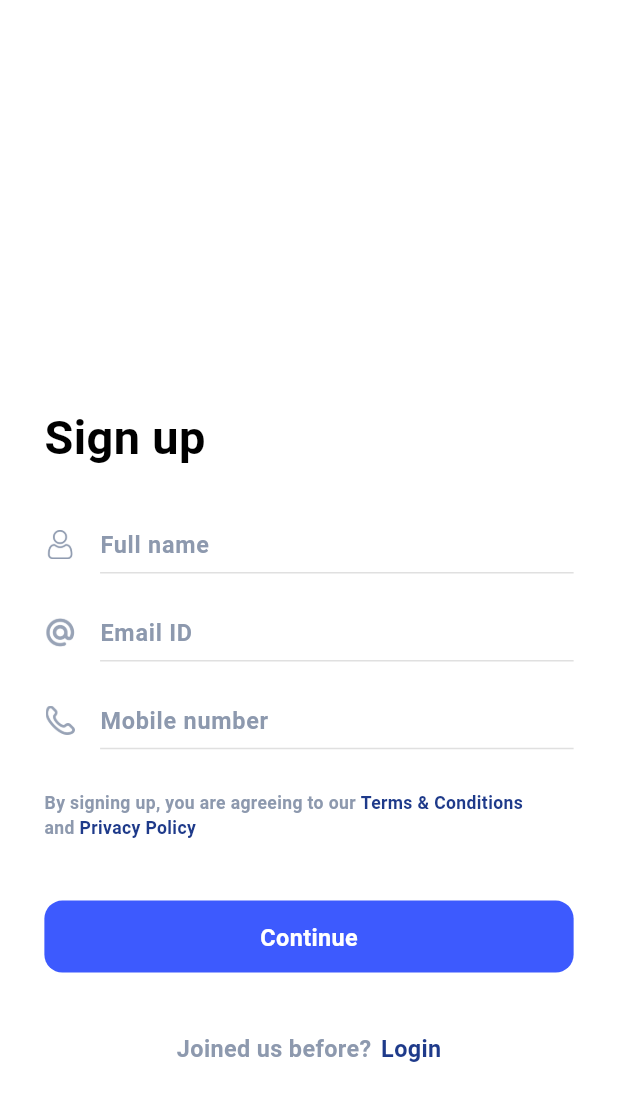
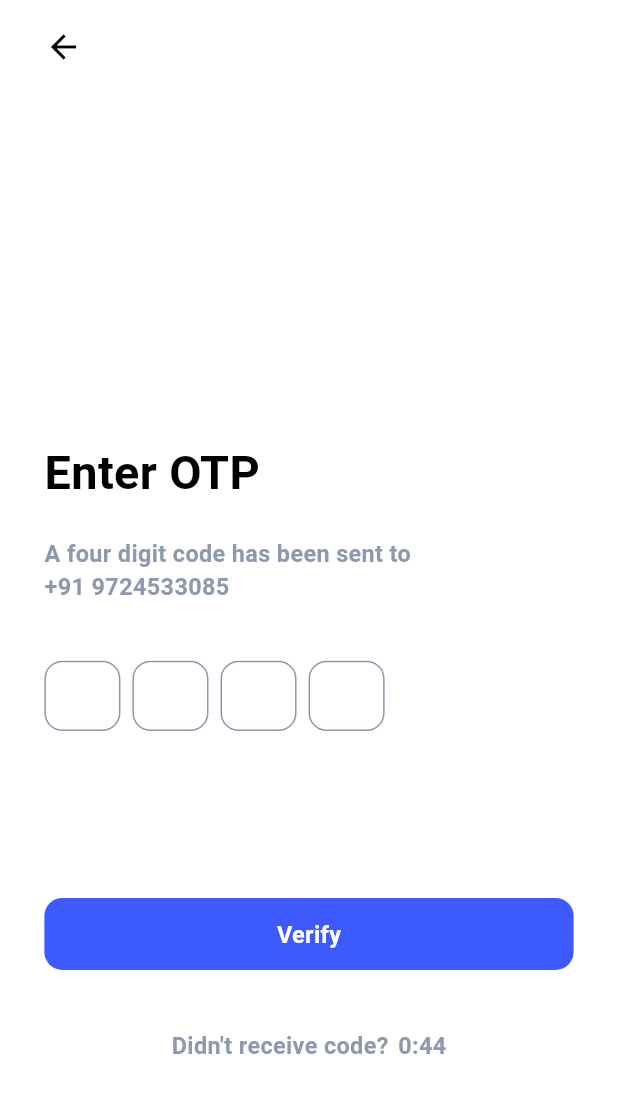
Before and after one commit to im-dpaul/ems, a Flutter app: the SignupScreen screen opened by its route, after a tap on "Continue", on a phone screen of 412 x 824 dp. Shown: the top 1101 px of the screen. Run offline on Flutter 3.47's test engine with Material 3 defaults, Android fonts, the phone set to English and light mode, and no system bars; drawn by our look-alikes of pinput; our stand-ins replace firebase_core, flutter_screenutil, shared_preferences; accounts and stored records are empty; Roboto replaces fonts that are missing (SF-Pro-Rounded).

Commit message:
OTP Screen UI

```diff
--- a/lib/core/constants/strings.dart
+++ b/lib/core/constants/strings.dart
@@ -5,6 +5,8 @@ class Strings {
   static const String and = "and";
   static const String login = "Login";
   static const String submit = "Submit";
+  static const String verify = "Verify";
+  static const String resend = "Resend";
   static const String signUp = "Sign up";
   static const String emailID = "Email ID";
   static const String password = "Password";
@@ -21,6 +23,7 @@ class Strings {
   static const String forgotPassword = "Forgot Password?";
   static const String termsConditions = "Terms & Conditions";
   static const String confirmPassword = "Confirm new Password";
+  static const String didntReceiveCode = "Didn't receive code?";
   static const String newToOrchestra = "New to ${Constants.appName}?";
   static const String codeSentMessage = "A four digit code has been sent to";
   static const String bySigningUp = "By signing up, you are agreeing to our ";
--- a/lib/core/routes/app_routes.dart
+++ b/lib/core/routes/app_routes.dart
@@ -1,5 +1,6 @@
 import 'package:flutter/material.dart';
 import 'package:orchestrate/features/authentication/views/login_screen.dart';
+import 'package:orchestrate/features/authentication/views/otp_screen.dart';
 import 'package:orchestrate/features/authentication/views/signup_screen.dart';
 import 'package:orchestrate/features/home/views/home_screen.dart';
 import 'package:orchestrate/features/splash/views/splash_screen.dart';
@@ -8,6 +9,7 @@ class AppRoutes {
   static const String splashScreen = '/splashScreen';
   static const String loginScreen = '/loginScreen';
   static const String signupScreen = '/signupScreen';
+  static const String otpScreen = '/otpScreen';
 
   static const String homeScreen = '/homeScreen';
 }
@@ -36,6 +38,12 @@ mixin GenerateRoute {
           settings: settings,
         );
 
+      case '/otpScreen':
+        return MaterialPageRoute(
+          builder: (context) => const OTPScreen(),
+          settings: settings,
+        );
+
       case 'homeScreen':
         return MaterialPageRoute(
           builder: (context) => const HomeScreen(),
--- a/lib/core/themes/app_colors.dart
+++ b/lib/core/themes/app_colors.dart
@@ -11,7 +11,6 @@ class AppColors {
   static const Color coolDarkGray = Color(0xFF8D99AE); // Cool Dark Gray
   static const Color darkBlueGray = Color(0xFF37474F); // Dark Blue-Gray
   static const Color mediumGray = Color(0xFF424242); // Medium Gray
-  static const Color darkGray = Color(0xFF303030); // Dark Gray
   static const Color charcoalGray = Color(0xFF2B2D42); // Deep Charcoal Gray
 
   // Blue Shades
--- /dev/null
+++ b/lib/features/authentication/controllers/otp_provider.dart
@@ -0,0 +1,27 @@
+import 'dart:async';
+
+import 'package:flutter/material.dart';
+
+class OTPProvider with ChangeNotifier {
+  bool isLoading = false;
+  int timerSecond = 45;
+  Timer otpTimer = Timer(const Duration(seconds: 0), () {});
+
+  TextEditingController otpController = TextEditingController();
+
+  Future<void> onVerifyButtonTap() async {
+    isLoading = true;
+    notifyListeners();
+  }
+
+  Future<void> startTimer() async {
+    timerSecond = 45;
+    otpTimer = Timer.periodic(const Duration(seconds: 1), (Timer tick) {
+      timerSecond = timerSecond > 0 ? timerSecond - 1 : 0;
+      notifyListeners();
+      if (timerSecond == 0) {
+        otpTimer.cancel();
+      }
+    });
+  }
+}
--- /dev/null
+++ b/lib/features/authentication/views/otp_screen.dart
@@ -0,0 +1,110 @@
+import 'package:flutter/material.dart';
+import 'package:orchestrate/core/constants/strings.dart';
+import 'package:orchestrate/core/responsive/size_extension.dart';
+import 'package:orchestrate/core/themes/app_colors.dart';
+import 'package:orchestrate/core/themes/app_text_styles.dart';
+import 'package:orchestrate/features/authentication/controllers/otp_provider.dart';
+import 'package:orchestrate/features/authentication/widgets/resend_code.dart';
+import 'package:orchestrate/widgets/buttons/app_button.dart';
+import 'package:orchestrate/widgets/input_fields/otp_input_field.dart';
+import 'package:provider/provider.dart';
+
+class OTPScreen extends StatefulWidget {
+  const OTPScreen({super.key});
+
+  @override
+  State<OTPScreen> createState() => _OTPScreenState();
+}
+
+class _OTPScreenState extends State<OTPScreen> {
+  late final OTPProvider otpProvider;
+
+  @override
+  void initState() {
+    super.initState();
+    otpProvider = Provider.of<OTPProvider>(context, listen: false);
+    otpProvider.startTimer();
+  }
+
+  @override
+  Widget build(BuildContext context) {
+    return Scaffold(
+      resizeToAvoidBottomInset: true,
+      backgroundColor: AppColors.pureWhite,
+      body: SafeArea(
+        child: GestureDetector(
+          onTap: () => FocusScope.of(context).unfocus(),
+          child: SingleChildScrollView(
+            physics: const BouncingScrollPhysics(),
+            child: Padding(
+              padding: EdgeInsets.symmetric(vertical: 12.h, horizontal: 28.w),
+              child: Column(
+                mainAxisSize: MainAxisSize.min,
+                mainAxisAlignment: MainAxisAlignment.start,
+                crossAxisAlignment: CrossAxisAlignment.start,
+                children: [
+                  SizedBox(
+                    height: 40.h,
+                    child: Row(
+                      mainAxisAlignment: MainAxisAlignment.start,
+                      children: [
+                        GestureDetector(
+                          onTap: () {
+                            otpProvider.otpTimer.cancel();
+                            otpProvider.otpController.clear();
+                            Navigator.of(context).pop();
+                          },
+                          child: Icon(
+                            Icons.arrow_back,
+                            size: 26.h,
+                            color: AppColors.pureBlack,
+                          ),
+                        )
+                      ],
+                    ),
+                  ),
+                  SizedBox(height: 248.h),
+                  Text(
+                    Strings.enterOTP,
+                    style: AppTextStyles.f32w600Black,
+                  ),
+                  SizedBox(height: 20.h),
+                  Text(Strings.codeSentMessage,
+                      style: AppTextStyles.f16w600CoolDarkGray),
+                  Text('+91 9724533085',
+                      style: AppTextStyles.f16w600CoolDarkGray),
+                  SizedBox(height: 40.h),
+                  OTPInputField(
+                    pinController: otpProvider.otpController,
+                    errorText: "",
+                  ),
+                  SizedBox(height: 114.h),
+                  Consumer<OTPProvider>(
+                    builder: (BuildContext context, OTPProvider provider, _) {
+                      return AppButton(
+                        title: Strings.verify,
+                        onButtonTap: () {},
+                      );
+                    },
+                  ),
+                  SizedBox(height: 40.h),
+                  Consumer<OTPProvider>(
+                    builder: (BuildContext context, OTPProvider provider, _) {
+                      return ResendCode(
+                        timerSecond: provider.timerSecond,
+                        onResendTap: () {
+                          otpProvider.startTimer();
+                        },
+                      );
+                    },
+                  ),
+                  SizedBox(height: 16.h),
+                ],
+              ),
+            ),
+          ),
+        ),
+      ),
+    );
+  }
+}
--- a/lib/features/authentication/views/signup_screen.dart
+++ b/lib/features/authentication/views/signup_screen.dart
@@ -90,7 +90,9 @@ class SignupScreen extends StatelessWidget {
                         (BuildContext context, SignupProvider provider, _) {
                       return AppButton(
                         title: Strings.continueText,
-                        onButtonTap: () {},
+                        onButtonTap: () {
+                          Navigator.pushNamed(context, AppRoutes.otpScreen);
+                        },
                       );
                     },
                   ),
--- /dev/null
+++ b/lib/features/authentication/widgets/resend_code.dart
@@ -0,0 +1,53 @@
+import 'package:flutter/material.dart';
+import 'package:orchestrate/core/constants/strings.dart';
+import 'package:orchestrate/core/responsive/size_extension.dart';
+import 'package:orchestrate/core/themes/app_colors.dart';
+import 'package:orchestrate/core/themes/app_text_styles.dart';
+
+class ResendCode extends StatelessWidget {
+  final int timerSecond;
+  final void Function() onResendTap;
+
+  const ResendCode({
+    super.key,
+    required this.timerSecond,
+    required this.onResendTap,
+  });
+
+  @override
+  Widget build(BuildContext context) {
+    return Row(
+      mainAxisAlignment: MainAxisAlignment.center,
+      children: [
+        Text(
+          Strings.didntReceiveCode,
+          style: AppTextStyles.f16w600White.copyWith(
+            color: AppColors.coolDarkGray,
+          ),
+        ),
+        SizedBox(width: 6.w),
+        Visibility(
+          visible: timerSecond == 0,
+          child: GestureDetector(
+            onTap: onResendTap,
+            child: Text(
+              Strings.resend,
+              style: AppTextStyles.f16w600White.copyWith(
+                color: AppColors.deepBlue,
+              ),
+            ),
+          ),
+        ),
+        Visibility(
+          visible: timerSecond > 0,
+          child: Text(
+            timerSecond > 9 ? '0:$timerSecond' : '0:0$timerSecond',
+            style: AppTextStyles.f16w600White.copyWith(
+              color: AppColors.coolDarkGray,
+            ),
+          ),
+        ),
+      ],
+    );
+  }
+}
--- a/lib/main.dart
+++ b/lib/main.dart
@@ -8,6 +8,7 @@ import 'package:flutter_screenutil/flutter_screenutil.dart';
 import 'package:firebase_core/firebase_core.dart';
 import 'package:orchestrate/core/utils/shared_prefs.dart';
 import 'package:orchestrate/features/authentication/controllers/login_provider.dart';
+import 'package:orchestrate/features/authentication/controllers/otp_provider.dart';
 import 'package:orchestrate/features/authentication/controllers/signup_provider.dart';
 import 'package:orchestrate/features/splash/controllers/splash_provider.dart';
 import 'package:provider/provider.dart';
@@ -53,6 +54,9 @@ class MainApp extends StatelessWidget {
                     ChangeNotifierProvider<SignupProvider>(
                       create: (_) => SignupProvider(),
                     ),
+                    ChangeNotifierProvider<OTPProvider>(
+                      create: (_) => OTPProvider(),
+                    ),
                   ],
                   child: MaterialApp(
                     initialRoute: '/',
--- /dev/null
+++ b/lib/widgets/input_fields/otp_input_field.dart
@@ -0,0 +1,100 @@
+import 'package:flutter/material.dart';
+import 'package:orchestrate/core/responsive/size_extension.dart';
+import 'package:orchestrate/core/themes/app_colors.dart';
+import 'package:orchestrate/core/themes/app_text_styles.dart';
+import 'package:pinput/pinput.dart';
+
+class OTPInputField extends StatelessWidget {
+  final bool? enabled;
+  final int? pinLength;
+  final Widget? cursor;
+  final String? errorText;
+  final Color? cursorColor;
+  final bool? enableSuggestions;
+  final bool? enableAutoValidator;
+  final TextStyle? errorTextStyle;
+  final TextInputType? keyboardType;
+  final bool? closeKeyboardWhenCompleted;
+  final TextEditingController pinController;
+
+  final void Function(String)? onFieldChanged;
+  final void Function(String)? onFieldCompleted;
+  final String? Function(String?)? pinValidator;
+
+  const OTPInputField({
+    super.key,
+    this.cursor,
+    this.enabled,
+    this.pinLength,
+    this.errorText,
+    this.cursorColor,
+    this.keyboardType,
+    this.errorTextStyle,
+    this.enableSuggestions,
+    this.enableAutoValidator,
+    this.closeKeyboardWhenCompleted,
+    this.onFieldChanged,
+    this.onFieldCompleted,
+    this.pinValidator,
+    required this.pinController,
+  });
+
+  @override
+  Widget build(BuildContext context) {
+    final PinTheme defaultPinTheme = PinTheme(
+      width: 48.w,
+      height: 48.h,
+      textStyle:
+          AppTextStyles.f16w600White.copyWith(color: AppColors.pureBlack),
+      decoration: BoxDecoration(
+        color: AppColors.pureWhite,
+        borderRadius: BorderRadius.circular(12),
+        border: Border.all(color: AppColors.coolDarkGray),
+      ),
+    );
+
+    return Pinput(
+      errorText: errorText,
+      length: pinLength ?? 4,
+      enabled: enabled ?? true,
+      controller: pinController,
+      defaultPinTheme: defaultPinTheme,
+      enableSuggestions: enableSuggestions ?? true,
+      keyboardType: keyboardType ?? TextInputType.number,
+      hapticFeedbackType: HapticFeedbackType.lightImpact,
+      closeKeyboardWhenCompleted: closeKeyboardWhenCompleted ?? true,
+      cursor: cursor ??
+          Column(
+            mainAxisAlignment: MainAxisAlignment.end,
+            children: [
+              Container(
+                margin: EdgeInsets.only(bottom: 10.h),
+                width: 20.w,
+                height: 1.h,
+                color: cursorColor ?? AppColors.primaryBlue,
+              ),
+            ],
+          ),
+      pinputAutovalidateMode: (enableAutoValidator ?? false)
+          ? PinputAutovalidateMode.onSubmit
+          : PinputAutovalidateMode.disabled,
+      errorTextStyle: errorTextStyle ??
+          AppTextStyles.f12w600Black.copyWith(color: AppColors.fireRed),
+      focusedPinTheme: defaultPinTheme.copyWith(
+        decoration: defaultPinTheme.decoration!.copyWith(
+          borderRadius: BorderRadius.circular(4),
+          border: Border.all(color: AppColors.primaryBlue),
+        ),
+      ),
+      submittedPinTheme: defaultPinTheme.copyBorderWith(
+        border: Border.all(color: AppColors.coolDarkGray),
+      ),
+      errorPinTheme: defaultPinTheme.copyBorderWith(
+        border: Border.all(color: AppColors.fireRed),
+      ),
+      validator: pinValidator,
+      onChanged: onFieldChanged,
+      onCompleted: onFieldCompleted,
+    );
+  }
+}
--- a/pubspec.yaml
+++ b/pubspec.yaml
@@ -18,6 +18,9 @@ dependencies:
 
   # State Management
   provider: 6.1.2
+
+  # OTP input field
+  pinput: 5.0.1
 
   # Local storage
   shared_preferences: 2.5.2
```
Also changed, not shown: pubspec.lock.
